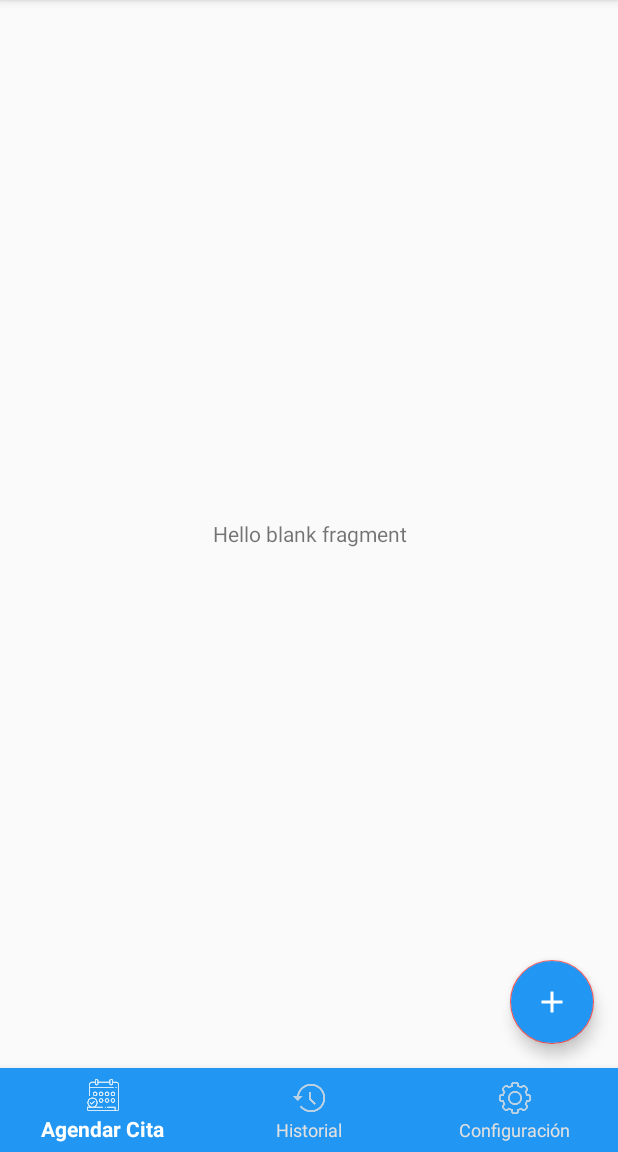
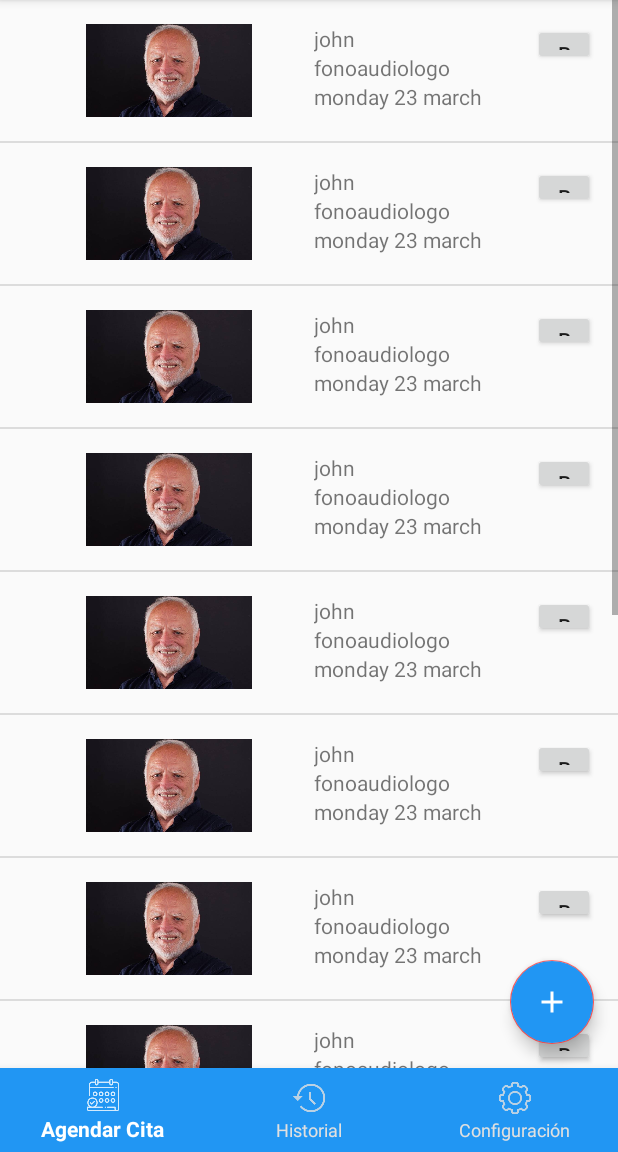
Before and after one commit to compumovil2010msc/AstroMedics, an Android app: the BookAppointment screen opened directly, with no data from a screen before it, on a phone screen of 412 x 824 dp, the part 84-1236 px from its top. Run offline under Robolectric (Android 15) with nearby library versions, the phone set to English and light mode, and no system bars.

Commit message:
ya quedo integrada la pantalla de agendas en BookAppointment

```diff
--- a/app/src/main/AndroidManifest.xml
+++ b/app/src/main/AndroidManifest.xml
@@ -17,7 +17,6 @@
         android:supportsRtl="true"
         android:theme="@style/AppTheme">
         <activity android:name=".AgendaDetalle"></activity>
-        <activity android:name=".Agenda" />
         <!--
              The API key for Google Maps-based APIs is defined as a string resource.
              (See the file "res/values/google_maps_api.xml").
--- a/app/src/main/java/com/example/astromedics/views/fragments/BookAppointment.java
+++ b/app/src/main/java/com/example/astromedics/views/fragments/BookAppointment.java
@@ -5,18 +5,32 @@ import android.os.Bundle;
 
 import androidx.fragment.app.Fragment;
 
+import android.util.Log;
 import android.view.LayoutInflater;
 import android.view.View;
 import android.view.ViewGroup;
+import android.widget.AdapterView;
+import android.widget.ListView;
 
+import com.example.astromedics.AgendaDetalle;
 import com.example.astromedics.R;
+import com.example.astromedics.adapters.AdapterConsultaMedica;
+import com.example.astromedics.model.ConsultaMedica;
+import com.example.astromedics.model.Terapeuta;
 import com.example.astromedics.views.BookAppointmentLocationActivity;
 import com.example.astromedics.views.TherapistDetailsActivity;
 import com.example.astromedics.views.TherapistFilterActivity;
 import com.google.android.material.floatingactionbutton.FloatingActionButton;
 
+import java.time.LocalDateTime;
+import java.util.ArrayList;
+import java.util.List;
+
 public class BookAppointment extends Fragment {
     FloatingActionButton floatingActionButton;
+
+    ListView lv;
+    List<ConsultaMedica> consultas;
 
     public BookAppointment() {
         // Required empty public constructor
@@ -42,7 +56,61 @@ public class BookAppointment extends Fragment {
             }
         });
 
+        consultas = new ArrayList<ConsultaMedica>();
+
+        conseguirConsultas();
+
+        lv = view.findViewById(R.id.listViewAgenda);
+
+        AdapterConsultaMedica customAdapter = new AdapterConsultaMedica(
+                view.getContext(), R.layout.consulta_medica, consultas
+        );
+
+        lv.setAdapter(customAdapter);
+
+        lv.setOnItemClickListener(new AdapterView.OnItemClickListener() {
+            @Override
+            public void onItemClick(AdapterView<?> parent, View view, int position, long id) {
+                Log.i("prueba", "holaaaa");
+
+                ConsultaMedica cm = consultas.get(position);
+
+                Bundle bd = new Bundle();
+                bd.putString("especializacion", cm.getEspecializacion_terapeuta());
+                bd.putString("fecha", cm.getFecha());
+                bd.putString("hora", cm.getHora() );
+                bd.putString("ubicacion", cm.getUbicacion() );
+                bd.putString("imagen", cm.getImagen() );
+
+                Intent intent = new Intent( view.getContext(), AgendaDetalle.class);
+                intent.putExtra("bundle", bd);
+                startActivity(intent);
+            }
+        });
         return view;
     }
 
+    void conseguirConsultas()
+    {
+        ConsultaMedica cm = new ConsultaMedica(
+                new Terapeuta("john", "fonoaudiologo"),
+                "esto es una direccion",
+                LocalDateTime.now(),
+                2,
+                "harold"
+        ) ;
+        consultas.add( cm );
+        consultas.add( cm );
+        consultas.add( cm );
+        consultas.add( cm );
+        consultas.add( cm );
+        consultas.add( cm );
+        consultas.add( cm );
+        consultas.add( cm );
+        consultas.add( cm );
+        consultas.add( cm );
+        consultas.add( cm );
+        consultas.add( cm );
+        consultas.add( cm );
+    }
 }
--- a/app/src/main/res/layout/fragment_book_appointment.xml
+++ b/app/src/main/res/layout/fragment_book_appointment.xml
@@ -9,16 +9,15 @@
 
     <!-- TODO: Update blank fragment layout -->
 
-    <TextView
-        android:id="@+id/textView"
+    <ListView
         android:layout_width="match_parent"
         android:layout_height="match_parent"
-        android:gravity="center_vertical|center_horizontal"
-        android:text="@string/hello_blank_fragment"
-        app:layout_constraintBottom_toBottomOf="parent"
-        app:layout_constraintEnd_toEndOf="parent"
-        app:layout_constraintStart_toStartOf="parent"
-        app:layout_constraintTop_toTopOf="parent" />
+        android:id="@+id/listViewAgenda"
+        android:clickable="true"
+        android:descendantFocusability = "blocksDescendants"
+        tools:context=".Agenda">
+
+    </ListView>
 
     <com.google.android.material.floatingactionbutton.FloatingActionButton
         android:id="@+id/addAppointment"
```
Also changed, not shown: app/src/main/java/com/example/astromedics/Agenda.java (deleted, +0 -91 lines), app/src/main/res/layout/activity_agenda.xml (deleted, +0 -12 lines).
